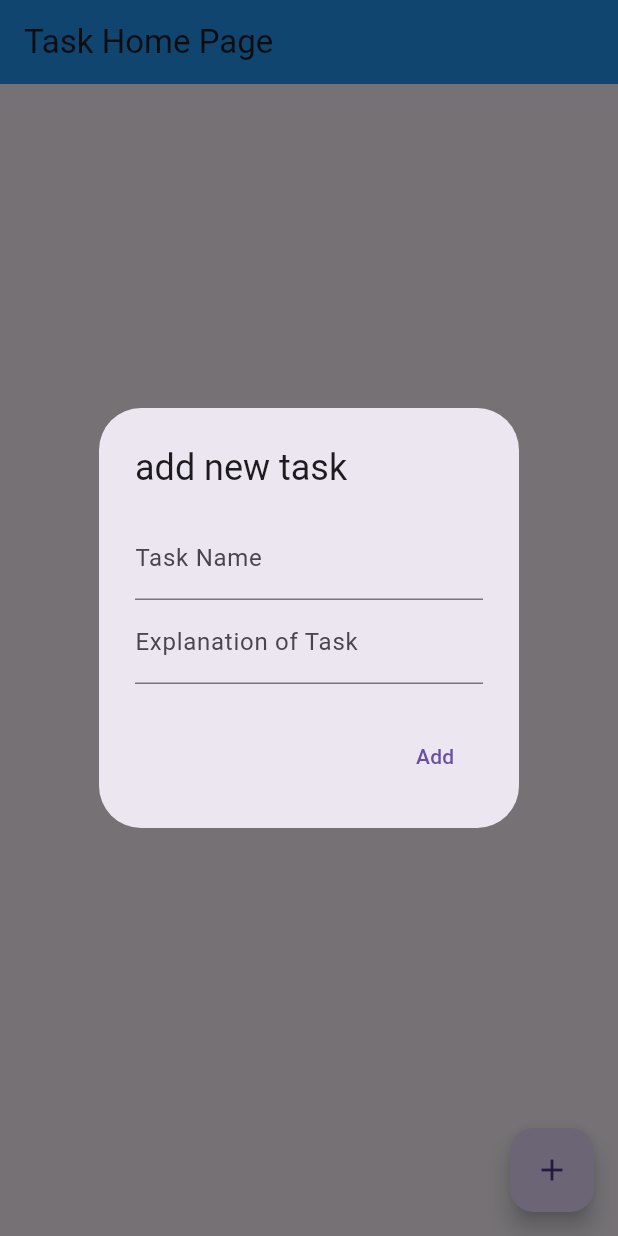
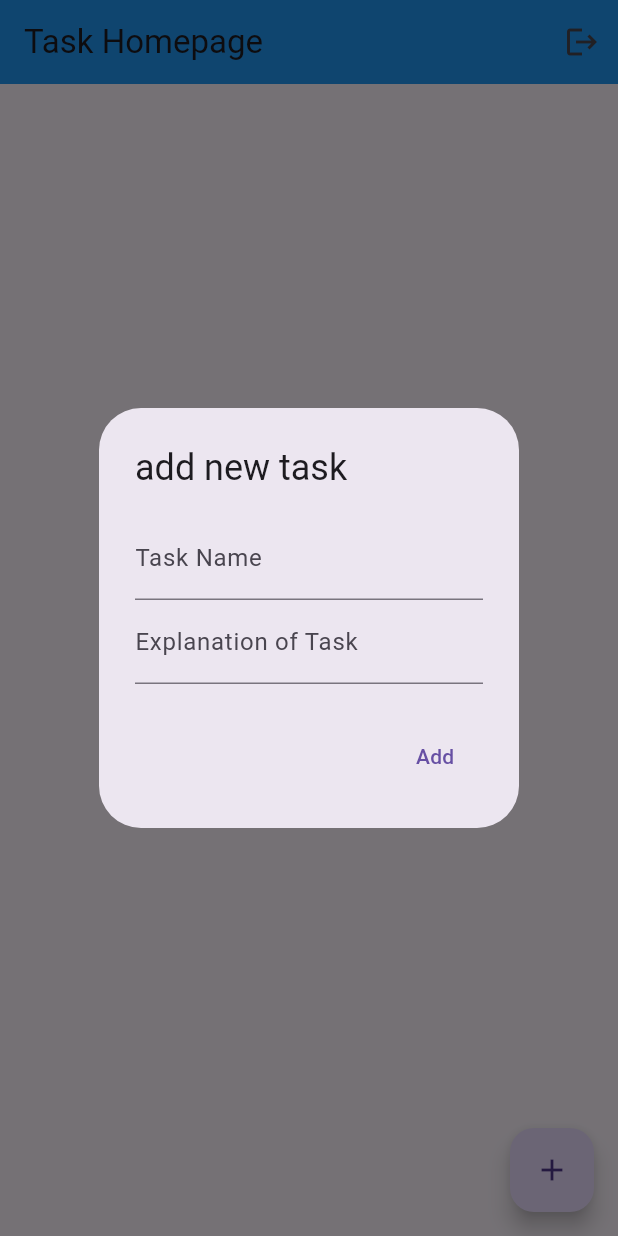
Before and after one commit to SunwooDua/cw6, a Flutter app: the TaskHomePage screen opened directly, after a tap on the "add" icon, on a phone screen of 412 x 824 dp. Run offline on Flutter 3.47's test engine with Material 3 defaults, Android fonts, the phone set to English and light mode, and no system bars; our stand-ins replace cloud_firestore, firebase_auth, firebase_core; accounts and stored records are empty.

Commit message:
crud finished

```diff
--- a/lib/main.dart
+++ b/lib/main.dart
@@ -1,6 +1,7 @@
 import 'package:firebase_core/firebase_core.dart';
 import 'package:flutter/material.dart';
 import 'package:cloud_firestore/cloud_firestore.dart'; // Import Firestore
+import 'package:firebase_auth/firebase_auth.dart'; // for sign in
 
 void main() async {
   WidgetsFlutterBinding.ensureInitialized();
@@ -14,7 +15,7 @@ class TaskApp extends StatelessWidget {
     return MaterialApp(
       title: 'Task Management App',
       theme: ThemeData(primarySwatch: Colors.blue),
-      home: TaskHomePage(title: 'Task Home Page'),
+      home: TaskHomePage(title: 'Task Homepage'),
     );
   }
 }
@@ -28,6 +29,11 @@ class TaskHomePage extends StatefulWidget {
 }
 
 class _TaskHomePageState extends State<TaskHomePage> {
+  // log out
+  void logout() async {
+    await FirebaseAuth.instance.signOut();
+  }
+
   // delete button
   void deleteItem(String itemId) {
     _firestore.collection('task').doc(itemId).delete();
@@ -92,7 +98,11 @@ class _TaskHomePageState extends State<TaskHomePage> {
   @override
   Widget build(BuildContext context) {
     return Scaffold(
-      appBar: AppBar(title: Text(widget.title), backgroundColor: Colors.blue),
+      appBar: AppBar(
+        title: Text(widget.title),
+        backgroundColor: Colors.blue,
+        actions: [IconButton(onPressed: logout, icon: Icon(Icons.logout))],
+      ),
       body: Center(
         child: StreamBuilder<QuerySnapshot>(
           stream: _firestore.collection('task').snapshots(),
--- a/pubspec.yaml
+++ b/pubspec.yaml
@@ -32,6 +32,8 @@ dependencies:
     sdk: flutter
   firebase_core:
   cloud_firestore:
+  firebase_auth:
+  google_sign_in:
 
   # The following adds the Cupertino Icons font to your application.
   # Use with the CupertinoIcons class for iOS style icons.
```
Also changed, not shown: pubspec.lock, 5 other files.
